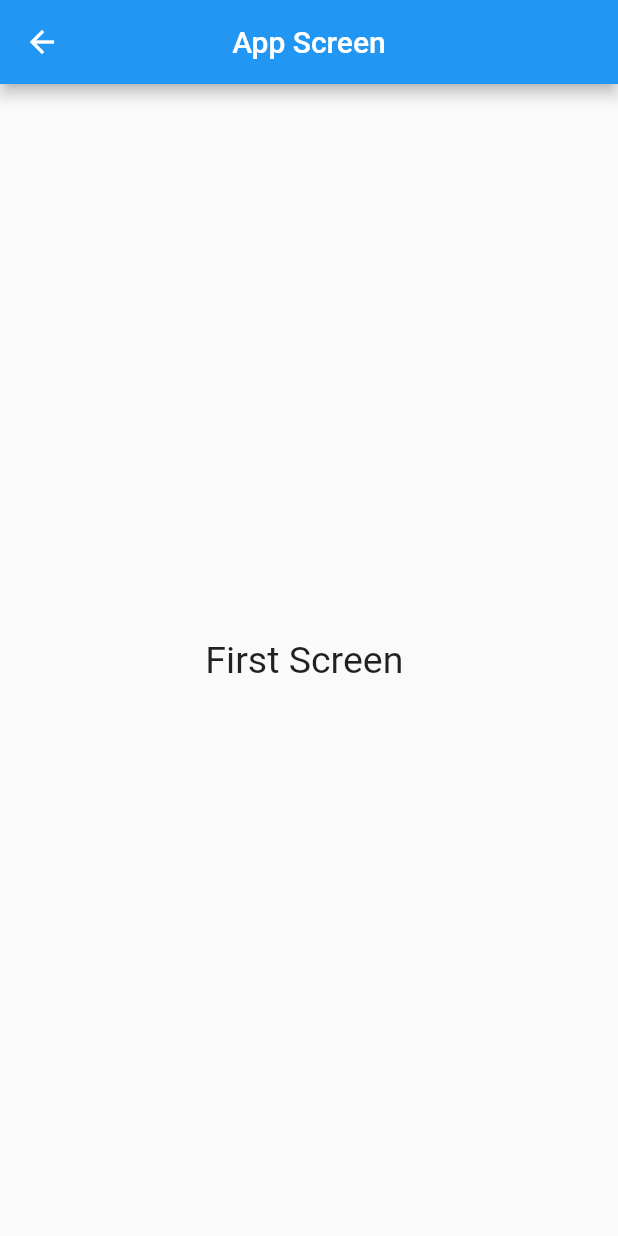
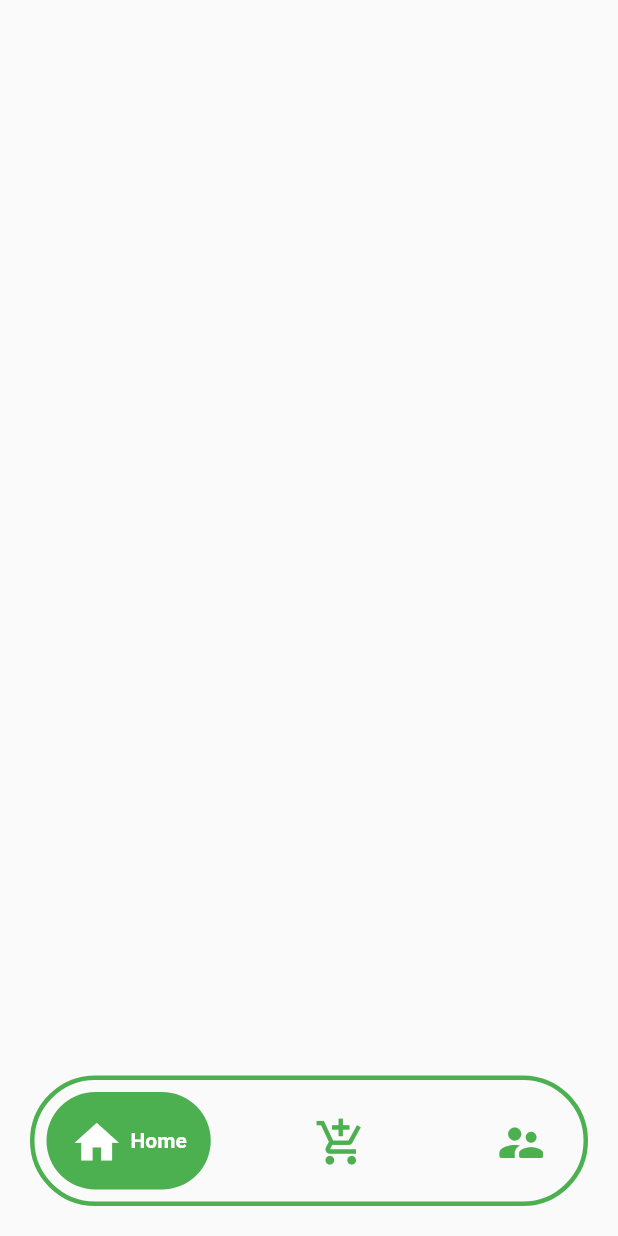
Before and after one commit to huseyinasan/biyemek, a Flutter app: the HomeScreen screen opened directly, on a phone screen of 412 x 824 dp. Run offline on Flutter 3.47's test engine with Material 2 defaults, Android fonts, the phone set to English and light mode, and no system bars; drawn by our look-alikes of google_nav_bar; our stand-ins replace introduction_screen, smooth_page_indicator.

Commit message:
bottom navigation was completed

```diff
--- a/lib/main.dart
+++ b/lib/main.dart
@@ -1,4 +1,4 @@
-import 'package:biyemek/screens/Home_Screen.dart';
+
 import 'package:biyemek/screens/introduction_screen.dart';
 import 'package:flutter/material.dart';
 
@@ -13,6 +13,7 @@ class MyApp extends StatelessWidget{
   @override
   Widget build(BuildContext){
     return MaterialApp(
+      debugShowCheckedModeBanner: false,
       title: "BiYemek",
       theme: ThemeData(
         primarySwatch:Colors.blue
--- a/lib/screens/Home_Screen.dart
+++ b/lib/screens/Home_Screen.dart
@@ -1,17 +1,72 @@
 import 'package:flutter/material.dart';
+import 'package:google_nav_bar/google_nav_bar.dart';
 
-class HomeScreen extends StatelessWidget{
+class HomeScreen extends StatefulWidget {
   const HomeScreen({Key? key}) : super(key: key);
+
   @override
-  Widget build(BuildContext){
-    return Scaffold(
-      appBar: AppBar(
-        title: const Text("App Screen"),
-      centerTitle: true,
+  State<HomeScreen> createState() => _HomeScreenState();
+}
+  class _HomeScreenState extends State<HomeScreen>{
+    @override
+  Widget build(BuildContext context){
+  return
+    SafeArea(
+      child: Scaffold(
+
+       bottomNavigationBar:Padding(
+         padding: EdgeInsets.symmetric(horizontal: 20.0,vertical: 20.0),
+
+       child:Container(
+         width: 130,
+          height: 87,
+
+
+      decoration: BoxDecoration(
+        border: Border.all(
+
+          color: Colors.green,
+          width: 3.0,
+        ),
+        borderRadius: BorderRadius.circular(60.0),
       ),
-          body: const Center(
-        child: Text("First Screen ",style: TextStyle(fontSize: 25),),
-    ),
+      child: Padding(
+        padding: EdgeInsets.symmetric(horizontal: 8.0,vertical: 8.0),
+
+        child: GNav(
+
+
+          color: Colors.green,
+          activeColor: Colors.white,
+          tabBackgroundColor: Colors.green,
+
+          iconSize: 35,
+          gap: 5,
+        onTabChange: (index){
+            print("index");
+        },
+        padding: EdgeInsets.all(16),
+        tabs: [
+
+          GButton(
+              icon: Icons.home,
+              text :"Home",
+          ),
+        GButton(
+            icon: Icons.add_shopping_cart,
+            text :"Add Product",
+        ),
+        GButton(
+            icon: Icons.supervisor_account_rounded,
+            text :"Account",
+        ),
+        ],
+        ),
+      ),
+  ),
+        ),
+  ),
     );
+
   }
-}
+  }
```
Also changed, not shown: lib/screens/introduction_screen.dart (+56 -29 lines), pubspec.yaml (+7 -1 lines), assets/customer.jpg (deleted), assets/logo.jpg (deleted), assets/supermarket.jpg (deleted), pubspec.lock, resimler/Eating healthy food-cuate.png (added), resimler/ıntro2.png (added).
